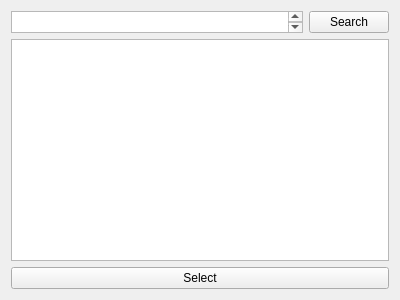
Old version of the form selectmusic.ui in the repository turtle11311/just-beat-it.
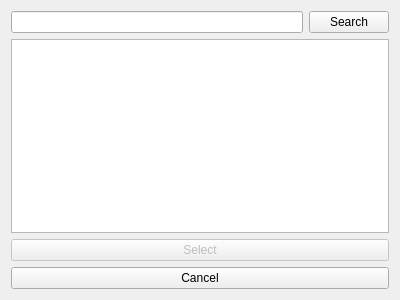
New version of the form.

Diff of the .ui file:
```diff
--- a/selectmusic.ui
+++ b/selectmusic.ui
@@ -22,18 +22,11 @@
   <property name="autoFillBackground">
    <bool>false</bool>
   </property>
-  <layout class="QVBoxLayout" name="verticalLayout" stretch="2,10,0">
+  <layout class="QVBoxLayout" name="verticalLayout" stretch="2,10,0,0">
    <item>
     <layout class="QHBoxLayout" name="horizontalLayout_2" stretch="0,0">
      <item>
-      <widget class="QPlainTextEdit" name="queryText">
-       <property name="sizePolicy">
-        <sizepolicy hsizetype="Expanding" vsizetype="Ignored">
-         <horstretch>0</horstretch>
-         <verstretch>0</verstretch>
-        </sizepolicy>
-       </property>
-      </widget>
+      <widget class="QLineEdit" name="queryText"/>
      </item>
      <item>
       <widget class="QPushButton" name="searchButton">
@@ -49,11 +42,21 @@
    </item>
    <item>
     <widget class="QPushButton" name="selectMusicButton">
+     <property name="enabled">
+      <bool>false</bool>
+     </property>
      <property name="text">
       <string>Select</string>
      </property>
     </widget>
    </item>
+   <item>
+    <widget class="QPushButton" name="cancelButton">
+     <property name="text">
+      <string>Cancel</string>
+     </property>
+    </widget>
+   </item>
   </layout>
  </widget>
  <resources/>
```
